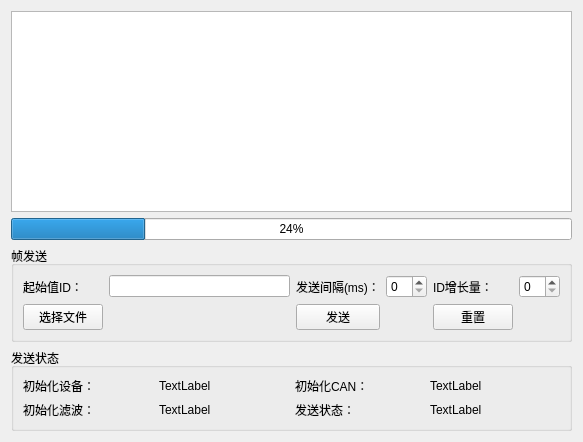
Old version of the form DC_3/sendmessages.ui in the repository kingsun998/Qt.
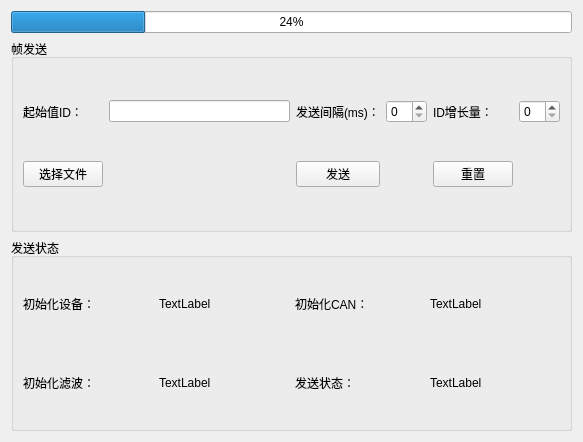
New version of the form.

```diff
--- a/DC_3/sendmessages.ui
+++ b/DC_3/sendmessages.ui
@@ -14,9 +14,6 @@
    <string>Form</string>
   </property>
   <layout class="QVBoxLayout" name="verticalLayout">
-   <item>
-    <widget class="QTableWidget" name="tableWidget"/>
-   </item>
    <item>
     <widget class="QProgressBar" name="progressBar">
      <property name="value">
```
